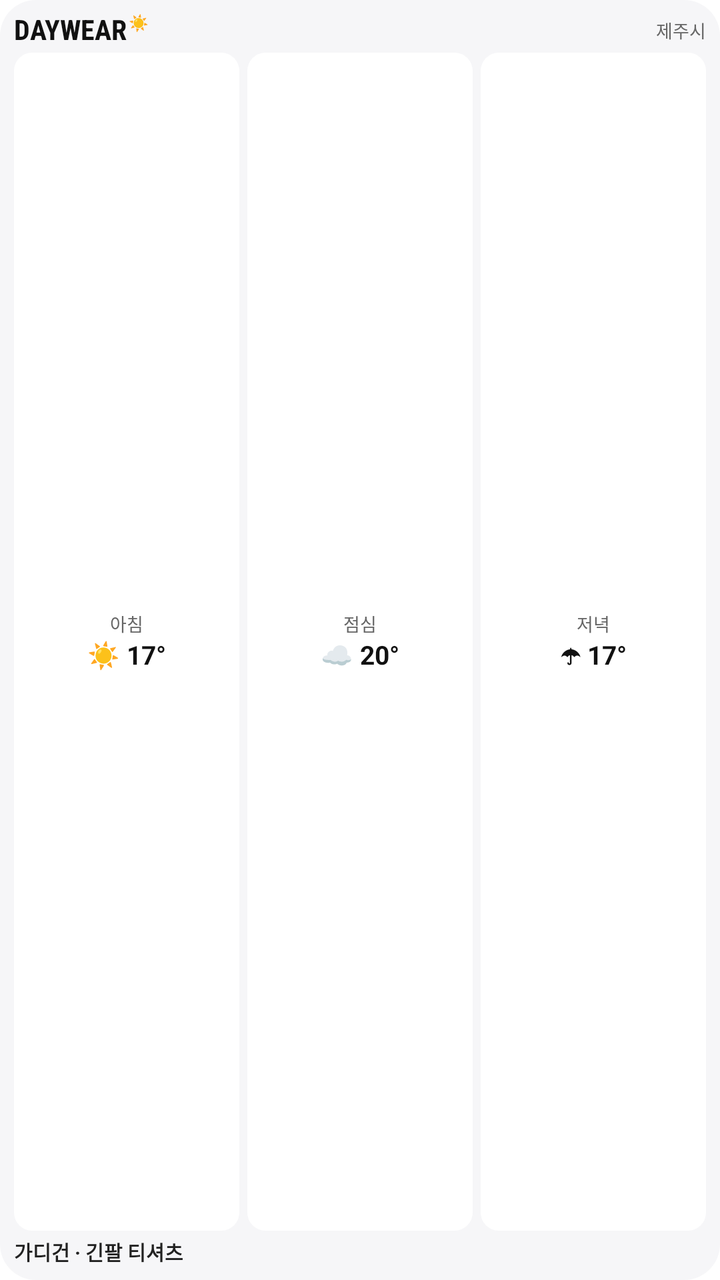
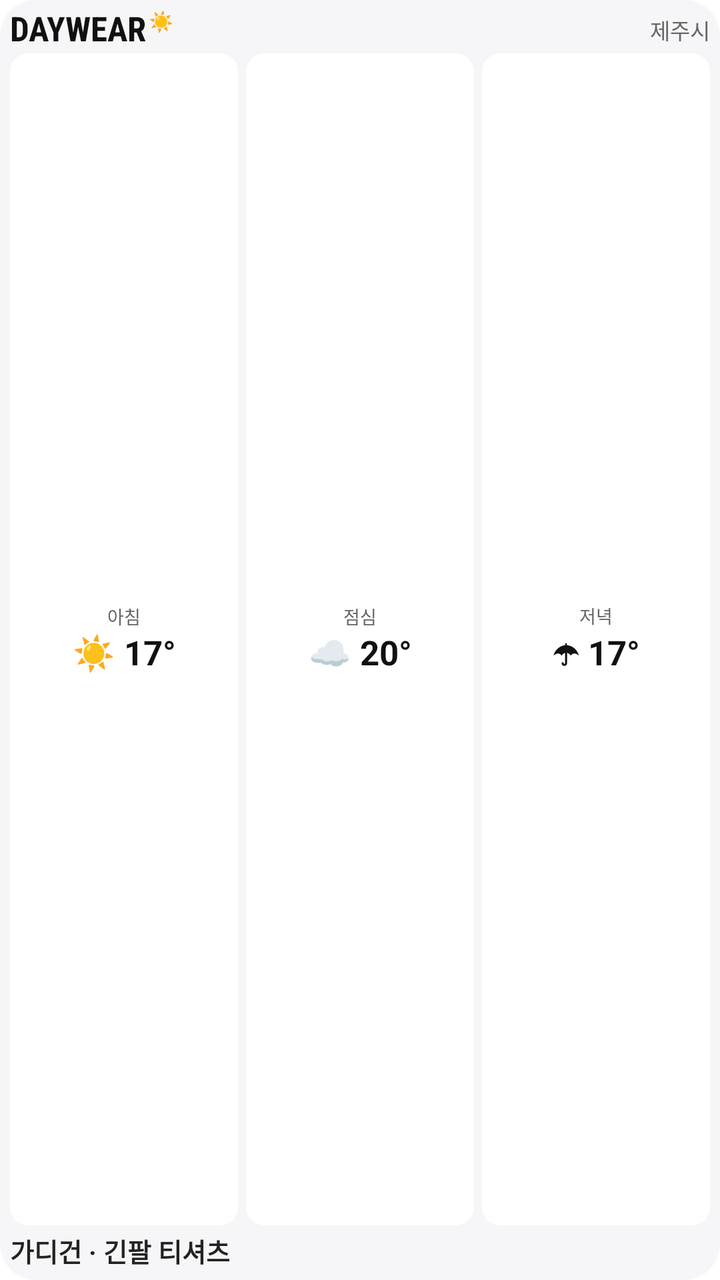

Compare the two renders of this Android layout. The source of the first and the diff that turns it into the second are given below.
<!-- AndroidManifest.xml: application theme AppTheme -->
<!-- res/layout/widget_daywear.xml -->
<?xml version="1.0" encoding="utf-8"?>
<LinearLayout xmlns:android="http://schemas.android.com/apk/res/android" android:layout_width="match_parent" android:layout_height="match_parent"
 android:orientation="vertical" android:gravity="center_vertical" android:padding="7dp" android:background="@drawable/widget_bg">
 <LinearLayout android:layout_width="match_parent" android:layout_height="wrap_content" android:gravity="center_vertical" android:orientation="horizontal">
  <TextView android:id="@+id/widget_title" android:layout_width="wrap_content" android:layout_height="wrap_content" android:text="DAYWEAR"
   android:fontFamily="sans-serif-condensed" android:textSize="14sp" android:textStyle="bold" android:includeFontPadding="false" android:textColor="#111111"/>
  <TextView android:id="@+id/widget_sun" android:layout_width="wrap_content" android:layout_height="wrap_content" android:layout_gravity="top"
   android:text="☀" android:layout_marginLeft="1dp" android:textSize="8sp" android:includeFontPadding="false" android:textColor="#111111"/>
  <TextView android:id="@+id/widget_city" android:layout_width="0dp" android:layout_weight="1" android:layout_height="wrap_content" android:layout_marginLeft="3dp"
   android:gravity="end" android:text="제주시" android:textSize="9sp" android:textColor="#666666" android:singleLine="true" android:ellipsize="end"/>
 </LinearLayout>
 <LinearLayout android:layout_width="match_parent" android:layout_height="0dp" android:layout_weight="1" android:layout_marginTop="3dp"
  android:orientation="horizontal" android:baselineAligned="false">
  <LinearLayout android:layout_width="0dp" android:layout_weight="1" android:layout_height="match_parent" android:layout_marginRight="2dp" android:gravity="center"
   android:orientation="vertical" android:background="@drawable/widget_weather_box">
   <TextView android:id="@+id/widget_morning" android:layout_width="match_parent" android:layout_height="wrap_content" android:gravity="center"
    android:text="아침" android:textSize="9sp" android:textColor="#666666" android:includeFontPadding="false"/>
   <TextView android:id="@+id/widget_morning_temp" android:layout_width="match_parent" android:layout_height="wrap_content" android:gravity="center"
    android:text="☀ 17°" android:textSize="13sp" android:textStyle="bold" android:textColor="#111111" android:singleLine="true"
    android:autoSizeTextType="uniform" android:autoSizeMinTextSize="9sp" android:autoSizeMaxTextSize="13sp" android:autoSizeStepGranularity="1sp"/>
  </LinearLayout>
  <LinearLayout android:layout_width="0dp" android:layout_weight="1" android:layout_height="match_parent" android:layout_marginLeft="2dp" android:layout_marginRight="2dp"
   android:gravity="center" android:orientation="vertical" android:background="@drawable/widget_weather_box">
   <TextView android:id="@+id/widget_noon" android:layout_width="match_parent" android:layout_height="wrap_content" android:gravity="center"
    android:text="점심" android:textSize="9sp" android:textColor="#666666" android:includeFontPadding="false"/>
   <TextView android:id="@+id/widget_noon_temp" android:layout_width="match_parent" android:layout_height="wrap_content" android:gravity="center"
    android:text="☁ 20°" android:textSize="13sp" android:textStyle="bold" android:textColor="#111111" android:singleLine="true"
    android:autoSizeTextType="uniform" android:autoSizeMinTextSize="9sp" android:autoSizeMaxTextSize="13sp" android:autoSizeStepGranularity="1sp"/>
  </LinearLayout>
  <LinearLayout android:layout_width="0dp" android:layout_weight="1" android:layout_height="match_parent" android:layout_marginLeft="2dp"
   android:gravity="center" android:orientation="vertical" android:background="@drawable/widget_weather_box">
   <TextView android:id="@+id/widget_evening" android:layout_width="match_parent" android:layout_height="wrap_content" android:gravity="center"
    android:text="저녁" android:textSize="9sp" android:textColor="#666666" android:includeFontPadding="false"/>
   <TextView android:id="@+id/widget_evening_temp" android:layout_width="match_parent" android:layout_height="wrap_content" android:gravity="center"
    android:text="☂ 17°" android:textSize="13sp" android:textStyle="bold" android:textColor="#111111" android:singleLine="true"
    android:autoSizeTextType="uniform" android:autoSizeMinTextSize="9sp" android:autoSizeMaxTextSize="13sp" android:autoSizeStepGranularity="1sp"/>
  </LinearLayout>
 </LinearLayout>
 <TextView android:id="@+id/widget_outfit" android:layout_width="match_parent" android:layout_height="wrap_content" android:layout_marginTop="3dp"
  android:text="가디건 · 긴팔 티셔츠" android:textSize="10sp" android:textStyle="bold" android:textColor="#222222"
  android:singleLine="true" android:ellipsize="end"/>
</LinearLayout>
<!-- resources referenced by this layout -->
<resources>
  <!-- drawable widget_bg (drawable) -->
  <?xml version="1.0" encoding="utf-8"?>
  <shape xmlns:android="http://schemas.android.com/apk/res/android"><solid android:color="#F6F6F8"/><corners android:radius="18dp"/></shape>
  <!-- drawable widget_weather_box (drawable) -->
  <?xml version="1.0" encoding="utf-8"?>
  <shape xmlns:android="http://schemas.android.com/apk/res/android"><solid android:color="#FFFFFFFF"/><corners android:radius="9dp"/></shape>
  <style name="AppTheme" parent="android:style/Theme.Material.Light.NoActionBar"><item name="android:colorAccent">#111111</item><item name="android:windowLightStatusBar">true</item><item name="android:windowLightNavigationBar">true</item><item name="android:statusBarColor">#FFFFFF</item><item name="android:navigationBarColor">#FFFFFF</item><item name="android:windowBackground">#FFFFFF</item></style>
</resources>

<!-- the commit's change to res/layout/widget_daywear.xml (unified diff, before → after) -->
@@ -1,42 +1,42 @@
 <?xml version="1.0" encoding="utf-8"?>
 <LinearLayout xmlns:android="http://schemas.android.com/apk/res/android" android:layout_width="match_parent" android:layout_height="match_parent"
- android:orientation="vertical" android:gravity="center_vertical" android:padding="7dp" android:background="@drawable/widget_bg">
+ android:orientation="vertical" android:gravity="center_vertical" android:padding="5dp" android:background="@drawable/widget_bg">
  <LinearLayout android:layout_width="match_parent" android:layout_height="wrap_content" android:gravity="center_vertical" android:orientation="horizontal">
   <TextView android:id="@+id/widget_title" android:layout_width="wrap_content" android:layout_height="wrap_content" android:text="DAYWEAR"
-   android:fontFamily="sans-serif-condensed" android:textSize="14sp" android:textStyle="bold" android:includeFontPadding="false" android:textColor="#111111"/>
+   android:fontFamily="sans-serif-condensed" android:textSize="17sp" android:textStyle="bold" android:includeFontPadding="false" android:textColor="#111111"/>
   <TextView android:id="@+id/widget_sun" android:layout_width="wrap_content" android:layout_height="wrap_content" android:layout_gravity="top"
-   android:text="☀" android:layout_marginLeft="1dp" android:textSize="8sp" android:includeFontPadding="false" android:textColor="#111111"/>
+   android:text="☀" android:layout_marginLeft="1dp" android:textSize="10sp" android:includeFontPadding="false" android:textColor="#111111"/>
   <TextView android:id="@+id/widget_city" android:layout_width="0dp" android:layout_weight="1" android:layout_height="wrap_content" android:layout_marginLeft="3dp"
-   android:gravity="end" android:text="제주시" android:textSize="9sp" android:textColor="#666666" android:singleLine="true" android:ellipsize="end"/>
+   android:gravity="end" android:text="제주시" android:textSize="11sp" android:textColor="#666666" android:singleLine="true" android:ellipsize="end"/>
  </LinearLayout>
- <LinearLayout android:layout_width="match_parent" android:layout_height="0dp" android:layout_weight="1" android:layout_marginTop="3dp"
+ <LinearLayout android:layout_width="match_parent" android:layout_height="0dp" android:layout_weight="1" android:layout_marginTop="2dp"
   android:orientation="horizontal" android:baselineAligned="false">
   <LinearLayout android:layout_width="0dp" android:layout_weight="1" android:layout_height="match_parent" android:layout_marginRight="2dp" android:gravity="center"
    android:orientation="vertical" android:background="@drawable/widget_weather_box">
    <TextView android:id="@+id/widget_morning" android:layout_width="match_parent" android:layout_height="wrap_content" android:gravity="center"
     android:text="아침" android:textSize="9sp" android:textColor="#666666" android:includeFontPadding="false"/>
    <TextView android:id="@+id/widget_morning_temp" android:layout_width="match_parent" android:layout_height="wrap_content" android:gravity="center"
-    android:text="☀ 17°" android:textSize="13sp" android:textStyle="bold" android:textColor="#111111" android:singleLine="true"
-    android:autoSizeTextType="uniform" android:autoSizeMinTextSize="9sp" android:autoSizeMaxTextSize="13sp" android:autoSizeStepGranularity="1sp"/>
+    android:text="☀ 17°" android:textSize="17sp" android:textStyle="bold" android:textColor="#111111" android:singleLine="true"
+    android:autoSizeTextType="uniform" android:autoSizeMinTextSize="12sp" android:autoSizeMaxTextSize="17sp" android:autoSizeStepGranularity="1sp"/>
   </LinearLayout>
   <LinearLayout android:layout_width="0dp" android:layout_weight="1" android:layout_height="match_parent" android:layout_marginLeft="2dp" android:layout_marginRight="2dp"
    android:gravity="center" android:orientation="vertical" android:background="@drawable/widget_weather_box">
    <TextView android:id="@+id/widget_noon" android:layout_width="match_parent" android:layout_height="wrap_content" android:gravity="center"
     android:text="점심" android:textSize="9sp" android:textColor="#666666" android:includeFontPadding="false"/>
    <TextView android:id="@+id/widget_noon_temp" android:layout_width="match_parent" android:layout_height="wrap_content" android:gravity="center"
-    android:text="☁ 20°" android:textSize="13sp" android:textStyle="bold" android:textColor="#111111" android:singleLine="true"
-    android:autoSizeTextType="uniform" android:autoSizeMinTextSize="9sp" android:autoSizeMaxTextSize="13sp" android:autoSizeStepGranularity="1sp"/>
+    android:text="☁ 20°" android:textSize="17sp" android:textStyle="bold" android:textColor="#111111" android:singleLine="true"
+    android:autoSizeTextType="uniform" android:autoSizeMinTextSize="12sp" android:autoSizeMaxTextSize="17sp" android:autoSizeStepGranularity="1sp"/>
   </LinearLayout>
   <LinearLayout android:layout_width="0dp" android:layout_weight="1" android:layout_height="match_parent" android:layout_marginLeft="2dp"
    android:gravity="center" android:orientation="vertical" android:background="@drawable/widget_weather_box">
    <TextView android:id="@+id/widget_evening" android:layout_width="match_parent" android:layout_height="wrap_content" android:gravity="center"
     android:text="저녁" android:textSize="9sp" android:textColor="#666666" android:includeFontPadding="false"/>
    <TextView android:id="@+id/widget_evening_temp" android:layout_width="match_parent" android:layout_height="wrap_content" android:gravity="center"
-    android:text="☂ 17°" android:textSize="13sp" android:textStyle="bold" android:textColor="#111111" android:singleLine="true"
-    android:autoSizeTextType="uniform" android:autoSizeMinTextSize="9sp" android:autoSizeMaxTextSize="13sp" android:autoSizeStepGranularity="1sp"/>
+    android:text="☂ 17°" android:textSize="17sp" android:textStyle="bold" android:textColor="#111111" android:singleLine="true"
+    android:autoSizeTextType="uniform" android:autoSizeMinTextSize="12sp" android:autoSizeMaxTextSize="17sp" android:autoSizeStepGranularity="1sp"/>
   </LinearLayout>
  </LinearLayout>
  <TextView android:id="@+id/widget_outfit" android:layout_width="match_parent" android:layout_height="wrap_content" android:layout_marginTop="3dp"
-  android:text="가디건 · 긴팔 티셔츠" android:textSize="10sp" android:textStyle="bold" android:textColor="#222222"
+  android:text="가디건 · 긴팔 티셔츠" android:textSize="13sp" android:textStyle="bold" android:textColor="#222222"
   android:singleLine="true" android:ellipsize="end"/>
 </LinearLayout>
